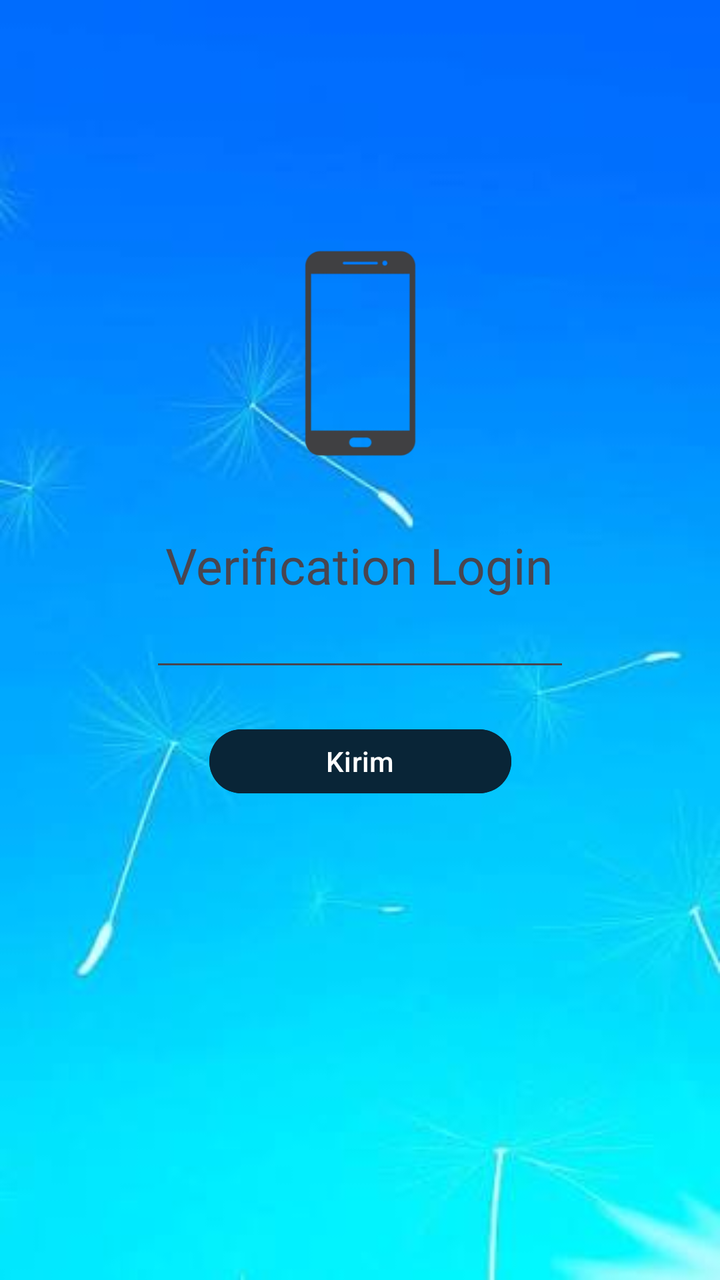
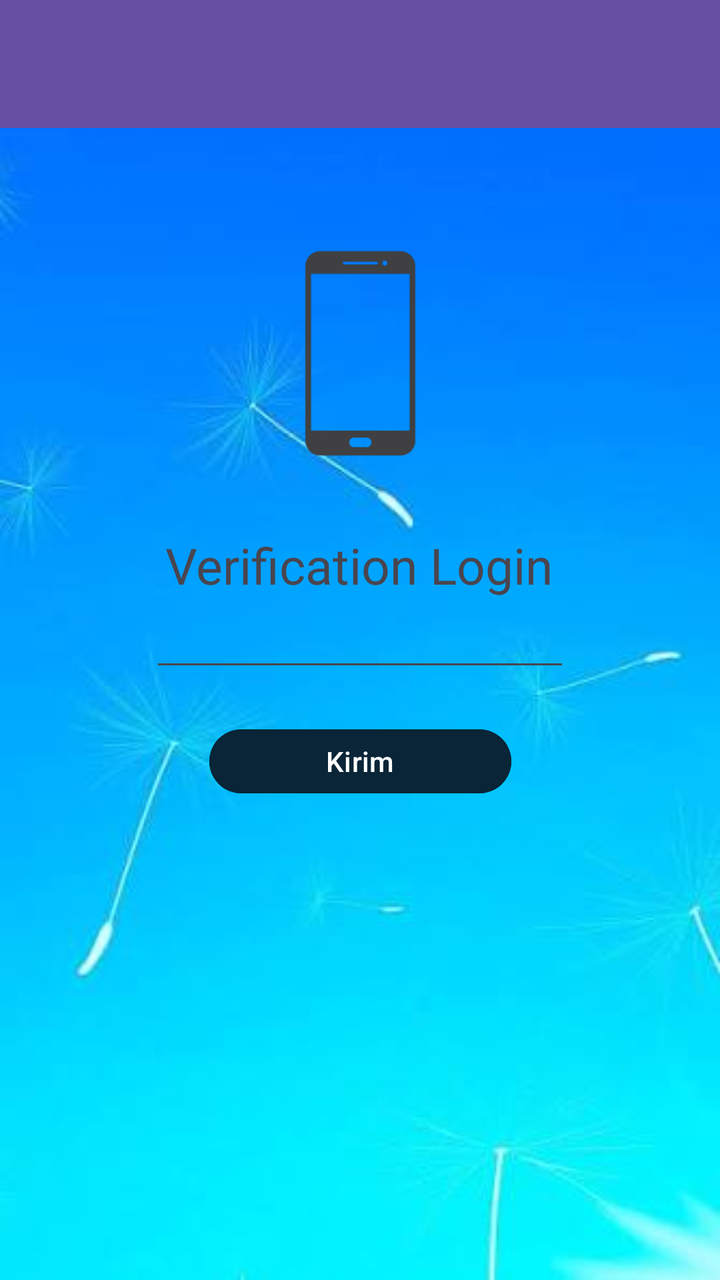

Two renders of the same Android screen: before a commit and after it. Below are the layout's source before the change and the commit's diff.
<!-- AndroidManifest.xml: application theme Theme.Haumea_arifin -->
<!-- res/layout/activity_third.xml -->
<?xml version="1.0" encoding="utf-8"?>
<androidx.constraintlayout.widget.ConstraintLayout xmlns:android="http://schemas.android.com/apk/res/android"
    xmlns:app="http://schemas.android.com/apk/res-auto"
    xmlns:tools="http://schemas.android.com/tools"
    android:id="@+id/main"
    android:layout_width="match_parent"
    android:layout_height="match_parent"
    android:background="@drawable/images"
    tools:context=".pertemuan3.ThirdActivity">


    <Button
        android:id="@+id/btnKirim"
        android:layout_width="151dp"
        android:layout_height="40dp"
        android:layout_marginTop="20dp"
        android:backgroundTint="#092537"
        android:text="Kirim"
        app:layout_constraintBottom_toBottomOf="parent"
        app:layout_constraintEnd_toEndOf="parent"
        app:layout_constraintStart_toStartOf="parent"
        app:layout_constraintTop_toBottomOf="@+id/inputNoTujuan"
        app:layout_constraintVertical_bias="0.0" />

    <EditText
        android:id="@+id/inputNoTujuan"
        android:layout_width="wrap_content"
        android:layout_height="wrap_content"
        android:ems="10"
        android:inputType="text"
        android:text=""
        app:layout_constraintBottom_toBottomOf="parent"
        app:layout_constraintEnd_toEndOf="parent"
        app:layout_constraintStart_toStartOf="parent"
        app:layout_constraintTop_toTopOf="parent" />

    <TextView
        android:id="@+id/textVerif"
        android:layout_width="wrap_content"
        android:layout_height="wrap_content"
        android:fontFamily="@font/playfairdisplay_black"
        android:text="Verification Login"
        android:textSize="25sp"
        app:layout_constraintBottom_toTopOf="@+id/inputNoTujuan"
        app:layout_constraintEnd_toEndOf="parent"
        app:layout_constraintHorizontal_bias="0.498"
        app:layout_constraintStart_toStartOf="parent" />

    <ImageView
        android:id="@+id/imageView"
        android:layout_width="169dp"
        android:layout_height="178dp"
        app:layout_constraintBottom_toTopOf="@+id/textVerif"
        app:layout_constraintEnd_toEndOf="parent"
        app:layout_constraintStart_toStartOf="parent"
        app:layout_constraintTop_toTopOf="parent"
        app:layout_constraintVertical_bias="1.0"
        app:srcCompat="@drawable/logo1" />

</androidx.constraintlayout.widget.ConstraintLayout>
<!-- resources referenced by this layout -->
<resources>
  <!-- drawable images: jpg bitmap (drawable, 6817 bytes) -->
  <!-- drawable logo1: png bitmap (drawable, 6362 bytes) -->
  <style name="Theme.Haumea_arifin" parent="Base.Theme.Haumea_arifin" />
  <style name="Base.Theme.Haumea_arifin" parent="Theme.Material3.DayNight.NoActionBar">
          
          
      </style>
</resources>

<!-- the commit's change to res/layout/activity_third.xml (unified diff, before → after) -->
@@ -57,4 +57,15 @@
         app:layout_constraintVertical_bias="1.0"
         app:srcCompat="@drawable/logo1" />
 
+    <androidx.appcompat.widget.Toolbar
+        android:id="@+id/toolbar"
+        android:layout_width="match_parent"
+        android:layout_height="?attr/actionBarSize"
+        android:background="?attr/colorPrimary"
+        app:layout_constraintEnd_toEndOf="parent"
+        app:layout_constraintStart_toStartOf="parent"
+        app:layout_constraintTop_toTopOf="parent"
+        app:subtitleTextColor="@android:color/white"
+        app:titleTextColor="@android:color/white" />
+
 </androidx.constraintlayout.widget.ConstraintLayout>
